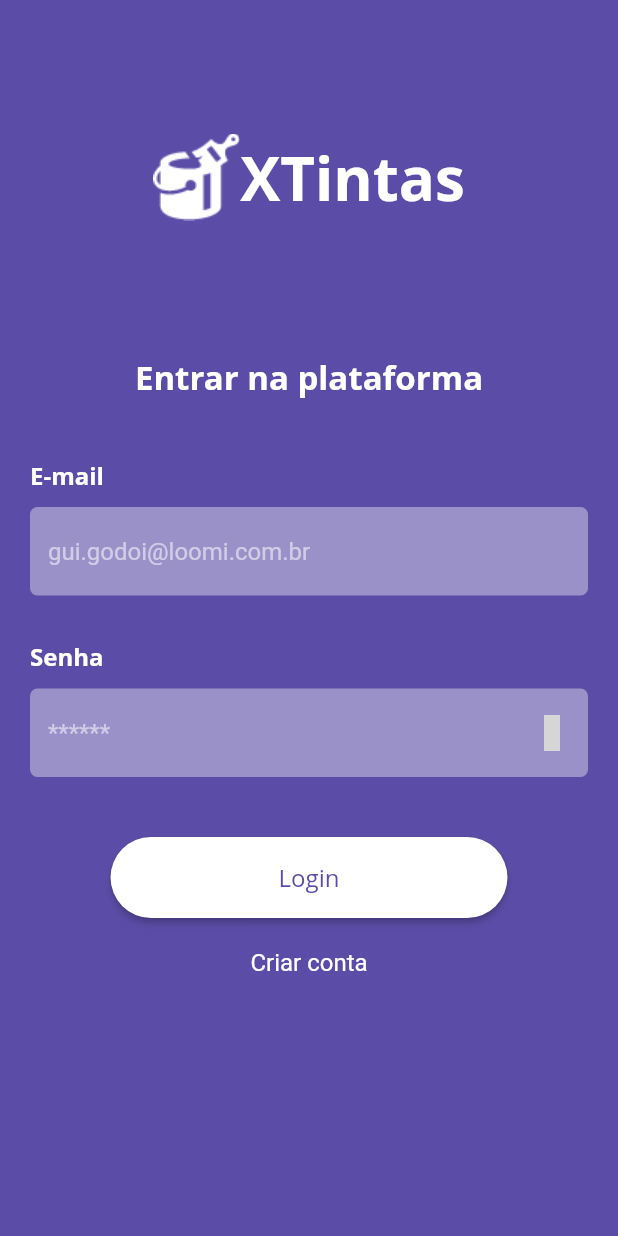
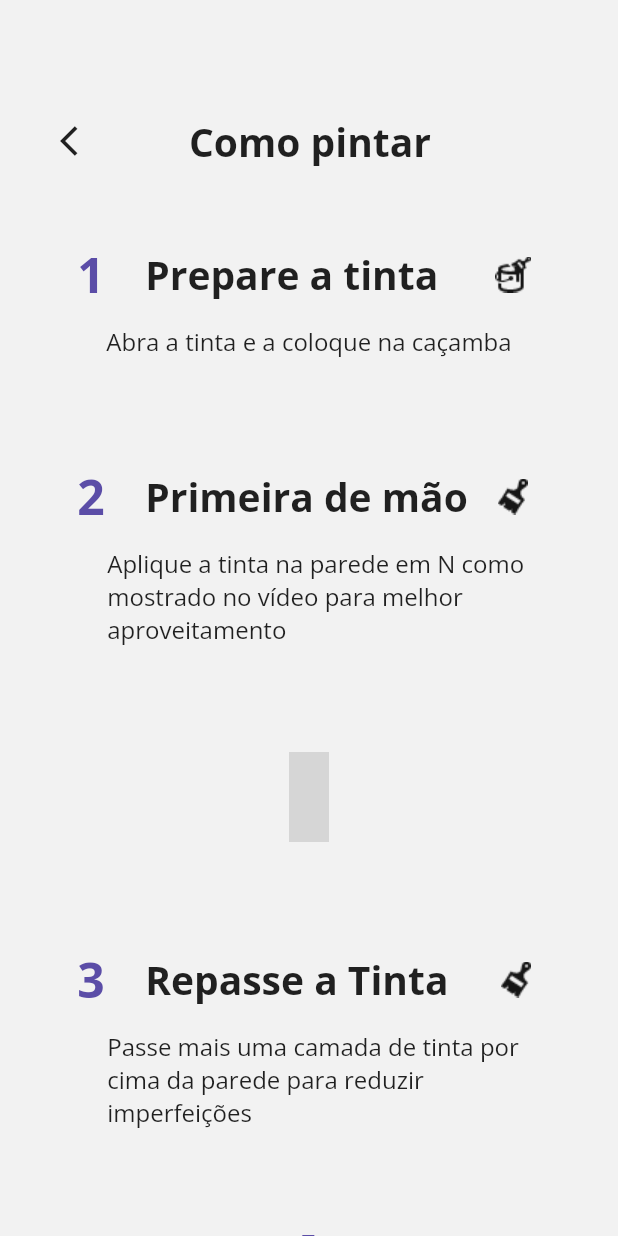
Before and after one commit to GuiGodooi/app_xtintas, a Flutter app: the screen it shows after launch, on a phone screen of 412 x 824 dp. Run offline on Flutter 3.47's test engine with Material 2 defaults, Android fonts, the phone set to English and light mode, and no system bars; our stand-ins replace google_fonts, material_design_icons_flutter; grey boxes are pictures that could not be loaded.

```diff
--- /dev/null
+++ b/lib/View/components/colors_widget.dart
@@ -0,0 +1,15 @@
+import 'package:flutter/material.dart';
+
+class ColorsDS {
+  static const Color purple = Color.fromRGBO(91, 77, 167, 1);
+
+  static const Color white = Colors.white;
+
+  static const Color whiteBG = Color.fromRGBO(242, 242, 242, 1);
+
+  static const Color black = Color.fromRGBO(22, 22, 22, 1);
+
+  static const Color blactxt = Color.fromRGBO(22, 22, 22, 1);
+
+  static const Color grey = Color.fromRGBO(218, 218, 218, 1);
+}
--- /dev/null
+++ b/lib/View/description_page.dart
@@ -0,0 +1,371 @@
+import 'package:flutter/material.dart';
+import 'package:google_fonts/google_fonts.dart';
+import 'package:material_design_icons_flutter/material_design_icons_flutter.dart';
+import 'components/colors_widget.dart';
+
+class DescriptionPage extends StatelessWidget {
+  const DescriptionPage({super.key});
+
+  @override
+  Widget build(BuildContext context) {
+    return Scaffold(
+      backgroundColor: ColorsDS.whiteBG,
+      body: SingleChildScrollView(
+        child: Center(
+          child: Padding(
+            padding: const EdgeInsets.only(
+              top: 70,
+            ),
+            child: Column(
+              children: [
+                Padding(
+                  padding: const EdgeInsets.only(left: 28),
+                  child: Row(
+                    children: [
+                      IconButton(
+                          onPressed: () {},
+                          icon: const Icon(
+                            Icons.arrow_back_ios,
+                          )),
+                      const SizedBox(width: 50),
+                      Text(
+                        'Como pintar',
+                        style: GoogleFonts.openSans(
+                          fontSize: 26,
+                          fontWeight: FontWeight.bold,
+                        ),
+                      ),
+                    ],
+                  ),
+                ),
+                const SizedBox(
+                  height: 43,
+                ),
+                SizedBox(
+                  width: 309,
+                  height: 78,
+                  child: Column(
+                    children: [
+                      Row(
+                        children: [
+                          Text(
+                            '1',
+                            style: GoogleFonts.openSans(
+                              fontSize: 32,
+                              color: ColorsDS.purple,
+                              fontWeight: FontWeight.bold,
+                            ),
+                          ),
+                          const SizedBox(
+                            width: 27,
+                          ),
+                          Text(
+                            'Prepare a tinta',
+                            style: GoogleFonts.openSans(
+                                fontSize: 26, fontWeight: FontWeight.bold),
+                          ),
+                          const SizedBox(
+                            width: 38,
+                          ),
+                          Image.asset(
+                            'assets/paint_bucket.png',
+                          )
+                        ],
+                      ),
+                      const SizedBox(
+                        height: 12,
+                      ),
+                      Text(
+                        'Abra a tinta e a coloque na caçamba',
+                        style: GoogleFonts.openSans(
+                            fontSize: 16, fontWeight: FontWeight.normal),
+                      ),
+                    ],
+                  ),
+                ),
+                const SizedBox(
+                  height: 70,
+                ),
+                SizedBox(
+                  width: 309,
+                  height: 122,
+                  child: Column(
+                    children: [
+                      Row(
+                        children: [
+                          Text(
+                            '2',
+                            style: GoogleFonts.openSans(
+                                fontSize: 32,
+                                color: ColorsDS.purple,
+                                fontWeight: FontWeight.bold),
+                          ),
+                          const SizedBox(
+                            width: 27,
+                          ),
+                          Text(
+                            'Primeira de mão',
+                            style: GoogleFonts.openSans(
+                                fontSize: 26, fontWeight: FontWeight.bold),
+                          ),
+                          const SizedBox(
+                            width: 20,
+                          ),
+                          Image.asset('assets/brush.png')
+                        ],
+                      ),
+                      const SizedBox(
+                        height: 12,
+                      ),
+                      Padding(
+                        padding: const EdgeInsets.only(
+                          left: 20,
+                        ),
+                        child: Text(
+                          'Aplique a tinta na parede em N como mostrado no vídeo para melhor aproveitamento',
+                          style: GoogleFonts.openSans(
+                              fontSize: 16, fontWeight: FontWeight.normal),
+                        ),
+                      ),
+                    ],
+                  ),
+                ),
+                const Padding(
+                  padding: EdgeInsets.only(top: 70, bottom: 70),
+                  child: Icon(
+                    MdiIcons.arrowDown,
+                    size: 60,
+                    color: Color.fromRGBO(218, 218, 218, 1),
+                  ),
+                ),
+                SizedBox(
+                  width: 309,
+                  height: 122,
+                  child: Column(
+                    children: [
+                      Row(
+                        children: [
+                          Text(
+                            '3',
+                            style: GoogleFonts.openSans(
+                                fontSize: 32,
+                                color: ColorsDS.purple,
+                                fontWeight: FontWeight.bold),
+                          ),
+                          const SizedBox(
+                            width: 27,
+                          ),
+                          Text(
+                            'Repasse a Tinta',
+                            style: GoogleFonts.openSans(
+                                fontSize: 26, fontWeight: FontWeight.bold),
+                          ),
+                          const SizedBox(
+                            width: 35,
+                          ),
+                          Image.asset('assets/brush.png')
+                        ],
+                      ),
+                      const SizedBox(
+                        height: 12,
+                      ),
+                      Padding(
+                        padding: const EdgeInsets.only(
+                          left: 20,
+                        ),
+                        child: Text(
+                          'Passe mais uma camada de tinta por cima da parede para reduzir imperfeições',
+                          style: GoogleFonts.openSans(
+                              fontSize: 16, fontWeight: FontWeight.normal),
+                        ),
+                      ),
+                    ],
+                  ),
+                ),
+                Padding(
+                  padding: const EdgeInsets.only(
+                    top: 70,
+                    bottom: 70,
+                  ),
+                  child: Column(
+                    children: [
+                      Image.asset(
+                        'assets/time.png',
+                      ),
+                      const SizedBox(
+                        height: 10,
+                      ),
+                      Text('Aguarde 2 horas',
+                          style: GoogleFonts.openSans(
+                            fontSize: 22,
+                            fontWeight: FontWeight.bold,
+                          )),
+                    ],
+                  ),
+                ),
+                SizedBox(
+                  width: 309,
+                  height: 122,
+                  child: Column(
+                    children: [
+                      Row(
+                        children: [
+                          Text(
+                            '5',
+                            style: GoogleFonts.openSans(
+                                fontSize: 32,
+                                color: ColorsDS.purple,
+                                fontWeight: FontWeight.bold),
+                          ),
+                          const SizedBox(
+                            width: 27,
+                          ),
+                          Text(
+                            'Segunda demão',
+                            style: GoogleFonts.openSans(
+                                fontSize: 26, fontWeight: FontWeight.bold),
+                          ),
+                          const SizedBox(
+                            width: 35,
+                          ),
+                          Image.asset('assets/brush.png')
+                        ],
+                      ),
+                      const SizedBox(
+                        height: 12,
+                      ),
+                      Padding(
+                        padding: const EdgeInsets.only(
+                          left: 20,
+                        ),
+                        child: Text(
+                          'Aplique a tinta na parede em N como mostrado no vídeo para melhor aproveitamento',
+                          style: GoogleFonts.openSans(
+                              fontSize: 16, fontWeight: FontWeight.normal),
+                        ),
+                      ),
+                    ],
+                  ),
+                ),
+                const SizedBox(
+                  height: 70,
+                ),
+                SizedBox(
+                  width: 309,
+                  height: 122,
+                  child: Column(
+                    children: [
+                      Row(
+                        children: [
+                          Text(
+                            '6',
+                            style: GoogleFonts.openSans(
+                                fontSize: 32,
+                                color: ColorsDS.purple,
+                                fontWeight: FontWeight.bold),
+                          ),
+                          const SizedBox(
+                            width: 27,
+                          ),
+                          Text(
+                            'Repasse a Tinta',
+                            style: GoogleFonts.openSans(
+                                fontSize: 26, fontWeight: FontWeight.bold),
+                          ),
+                          const SizedBox(
+                            width: 35,
+                          ),
+                          Image.asset('assets/brush.png')
+                        ],
+                      ),
+                      const SizedBox(
+                        height: 12,
+                      ),
+                      Padding(
+                        padding: const EdgeInsets.only(
+                          left: 20,
+                        ),
+                        child: Text(
+                          'Passe mais uma camada de tinta por cima da parede para reduzir imperfeições',
+                          style: GoogleFonts.openSans(
+                              fontSize: 16, fontWeight: FontWeight.normal),
+                        ),
+                      ),
+                    ],
+                  ),
+                ),
+                Padding(
+                  padding: const EdgeInsets.only(
+                    top: 70,
+                    bottom: 70,
+                  ),
+                  child: Column(
+                    children: [
+                      Image.asset(
+                        'assets/time.png',
+                      ),
+                      const SizedBox(
+                        height: 10,
+                      ),
+                      Text(
+                        'Aguarde 2 horas',
+                        style: GoogleFonts.openSans(
+                          fontSize: 22,
+                          fontWeight: FontWeight.bold,
+                        ),
+                      ),
+                    ],
+                  ),
+                ),
+                SizedBox(
+                  width: 309,
+                  height: 78,
+                  child: Column(
+                    children: [
+                      Row(
+                        children: [
+                          Text(
+                            '7',
+                            style: GoogleFonts.openSans(
+                              fontSize: 32,
+                              color: ColorsDS.purple,
+                              fontWeight: FontWeight.bold,
+                            ),
+                          ),
+                          const SizedBox(
+                            width: 27,
+                          ),
+                          Text(
+                            'Acabou',
+                            style: GoogleFonts.openSans(
+                                fontSize: 26, fontWeight: FontWeight.bold),
+                          ),
+                        ],
+                      ),
+                      const SizedBox(
+                        height: 12,
+                      ),
+                      Padding(
+                        padding: const EdgeInsets.only(
+                          right: 90,
+                        ),
+                        child: Text(
+                          'Sua parede está pronta',
+                          style: GoogleFonts.openSans(
+                              fontSize: 16, fontWeight: FontWeight.normal),
+                        ),
+                      ),
+                    ],
+                  ),
+                ),
+                const SizedBox(
+                  height: 60,
+                )
+              ],
+            ),
+          ),
+        ),
+      ),
+    );
+  }
+}
--- a/lib/main.dart
+++ b/lib/main.dart
@@ -1,4 +1,5 @@
 import 'package:flutter/material.dart';
+import 'View/description_page.dart';
 import 'View/login_page.dart';
 import 'View/sign_up_page.dart';
 
@@ -14,7 +15,7 @@ class MyApp extends StatelessWidget {
     return MaterialApp(
       debugShowCheckedModeBanner: false,
       title: 'XTintas',
-      home: LoginPage(),
+      home: DescriptionPage(),
     );
   }
 }
--- a/pubspec.yaml
+++ b/pubspec.yaml
@@ -37,6 +37,7 @@ dependencies:
   # Use with the CupertinoIcons class for iOS style icons.
   cupertino_icons: ^1.0.2
   material_design_icons_flutter: ^5.0.6996
+  google_fonts: ^3.0.1
 
 dev_dependencies:
   flutter_test:
```
Also changed, not shown: assets/brush.png (added), assets/paint_bucket.png (added), assets/time.png (added), pubspec.lock.
